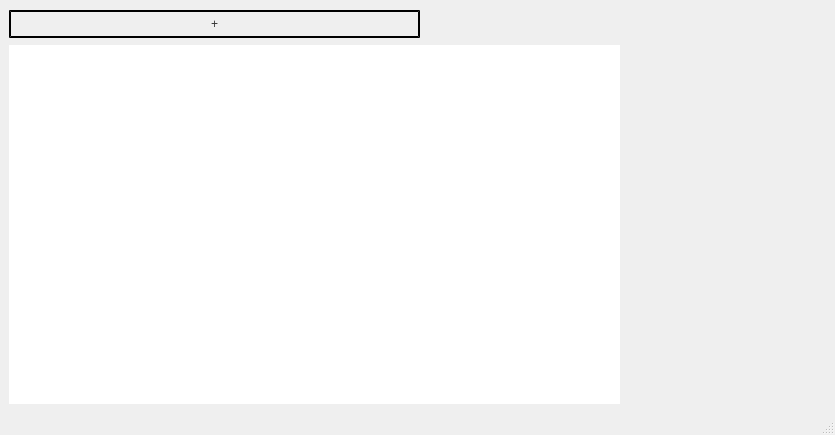
Before: the Qt Designer form window_ui/main_window.ui in skaldson/password_manager, drawn with Qt 5.
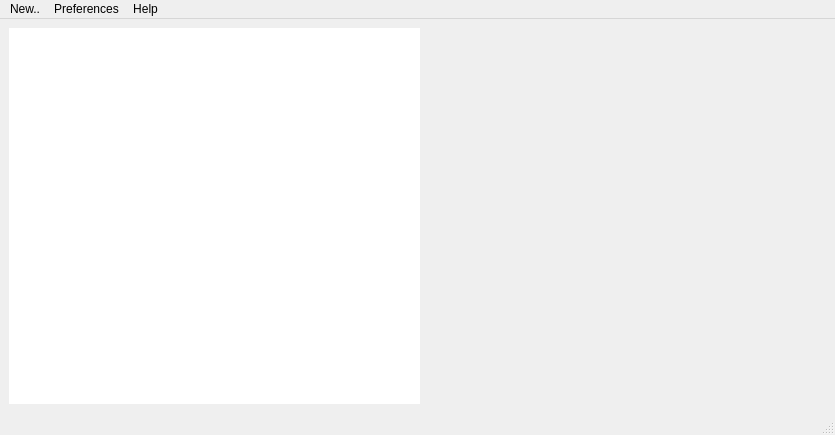
After: the same form once the commit is applied. Custom widgets are drawn as their Qt base class.

Commit message: Finally, edit feature for record was added

The edit to the form file:
```diff
--- a/window_ui/main_window.ui
+++ b/window_ui/main_window.ui
@@ -17,82 +17,16 @@
    <layout class="QHBoxLayout" name="horizontalLayout_2">
     <item>
      <layout class="QVBoxLayout" name="verticalLayout_3">
-      <item>
-       <layout class="QHBoxLayout" name="horizontalLayout_7">
-        <item>
-         <spacer name="horizontalSpacer_4">
-          <property name="orientation">
-           <enum>Qt::Horizontal</enum>
-          </property>
-          <property name="sizeType">
-           <enum>QSizePolicy::Maximum</enum>
-          </property>
-          <property name="sizeHint" stdset="0">
-           <size>
-            <width>0</width>
-            <height>30</height>
-           </size>
-          </property>
-         </spacer>
-        </item>
-        <item>
-         <widget class="QPushButton" name="add_record_button">
-          <property name="styleSheet">
-           <string notr="true">QPushButton {
-    color: #333;
-    border: 2px solid #000;
-    border-radius: 20px;
-    border-style: outset;
-    background: qradialgradient(
-        cx: 0.3, cy: -0.4, fx: 0.3, fy: -0.4,
-        radius: 1.35, stop: 0 #fff, stop: 1 #FFF
-        );
-    padding: 5px;
-	font: 87 31pt &quot;Fira Sans&quot;;
-    }
-
-QPushButton:hover {
-    background: qradialgradient(
-        cx: 0.3, cy: -0.4, fx: 0.3, fy: -0.4,
-        radius: 1.35, stop: 0 #fff, stop: 1 #bbb
-        );
-    }
-
-QPushButton:pressed {
-    border-style: inset;
-    background: qradialgradient(
-        cx: 0.4, cy: -0.1, fx: 0.4, fy: -0.1,
-        radius: 1.35, stop: 0 #fff, stop: 1 #ddd
-        );
-    }</string>
-          </property>
-          <property name="text">
-           <string>+</string>
-          </property>
-         </widget>
-        </item>
-        <item>
-         <spacer name="horizontalSpacer_3">
-          <property name="orientation">
-           <enum>Qt::Horizontal</enum>
-          </property>
-          <property name="sizeType">
-           <enum>QSizePolicy::Maximum</enum>
-          </property>
-          <property name="sizeHint" stdset="0">
-           <size>
-            <width>400</width>
-            <height>20</height>
-           </size>
-          </property>
-         </spacer>
-        </item>
-       </layout>
-      </item>
       <item>
        <layout class="QHBoxLayout" name="horizontalLayout">
         <item>
          <widget class="QListWidget" name="logins_list">
+          <property name="sizePolicy">
+           <sizepolicy hsizetype="Expanding" vsizetype="Expanding">
+            <horstretch>0</horstretch>
+            <verstretch>0</verstretch>
+           </sizepolicy>
+          </property>
           <property name="font">
            <font>
             <pointsize>12</pointsize>
@@ -106,28 +40,49 @@
           </property>
          </widget>
         </item>
-        <item>
-         <spacer name="horizontalSpacer_5">
-          <property name="orientation">
-           <enum>Qt::Horizontal</enum>
-          </property>
-          <property name="sizeType">
-           <enum>QSizePolicy::Maximum</enum>
-          </property>
-          <property name="sizeHint" stdset="0">
-           <size>
-            <width>200</width>
-            <height>20</height>
-           </size>
-          </property>
-         </spacer>
-        </item>
        </layout>
       </item>
      </layout>
     </item>
     <item>
-     <widget class="EditSection" name="edit_section" native="true"/>
+     <widget class="QStackedWidget" name="stackedWidget">
+      <property name="sizePolicy">
+       <sizepolicy hsizetype="Preferred" vsizetype="Preferred">
+        <horstretch>0</horstretch>
+        <verstretch>0</verstretch>
+       </sizepolicy>
+      </property>
+      <property name="maximumSize">
+       <size>
+        <width>400</width>
+        <height>400</height>
+       </size>
+      </property>
+      <property name="currentIndex">
+       <number>0</number>
+      </property>
+      <widget class="QWidget" name="page">
+       <layout class="QFormLayout" name="formLayout">
+        <item row="0" column="0" colspan="2">
+         <widget class="EditSection" name="edit_section" native="true">
+          <property name="sizePolicy">
+           <sizepolicy hsizetype="Expanding" vsizetype="Expanding">
+            <horstretch>0</horstretch>
+            <verstretch>0</verstretch>
+           </sizepolicy>
+          </property>
+          <property name="minimumSize">
+           <size>
+            <width>100</width>
+            <height>100</height>
+           </size>
+          </property>
+         </widget>
+        </item>
+       </layout>
+      </widget>
+      <widget class="QWidget" name="page_2"/>
+     </widget>
     </item>
    </layout>
   </widget>
@@ -137,11 +92,53 @@
      <x>0</x>
      <y>0</y>
      <width>835</width>
-     <height>28</height>
+     <height>25</height>
     </rect>
    </property>
+   <widget class="QMenu" name="menu_new">
+    <property name="title">
+     <string>New..</string>
+    </property>
+    <addaction name="action_new_password"/>
+    <addaction name="action_import"/>
+   </widget>
+   <widget class="QMenu" name="menuPreferences">
+    <property name="title">
+     <string>Preferences</string>
+    </property>
+    <addaction name="actionChange_Theme"/>
+   </widget>
+   <widget class="QMenu" name="menuHelp">
+    <property name="title">
+     <string>Help</string>
+    </property>
+    <addaction name="actionInformation"/>
+   </widget>
+   <addaction name="menu_new"/>
+   <addaction name="menuPreferences"/>
+   <addaction name="menuHelp"/>
   </widget>
   <widget class="QStatusBar" name="statusbar"/>
+  <action name="action_new_password">
+   <property name="text">
+    <string>New Password</string>
+   </property>
+  </action>
+  <action name="action_import">
+   <property name="text">
+    <string>Import</string>
+   </property>
+  </action>
+  <action name="actionInformation">
+   <property name="text">
+    <string>Information</string>
+   </property>
+  </action>
+  <action name="actionChange_Theme">
+   <property name="text">
+    <string>Change Theme</string>
+   </property>
+  </action>
  </widget>
  <customwidgets>
   <customwidget>
```
The commit also changes 18 other files.
